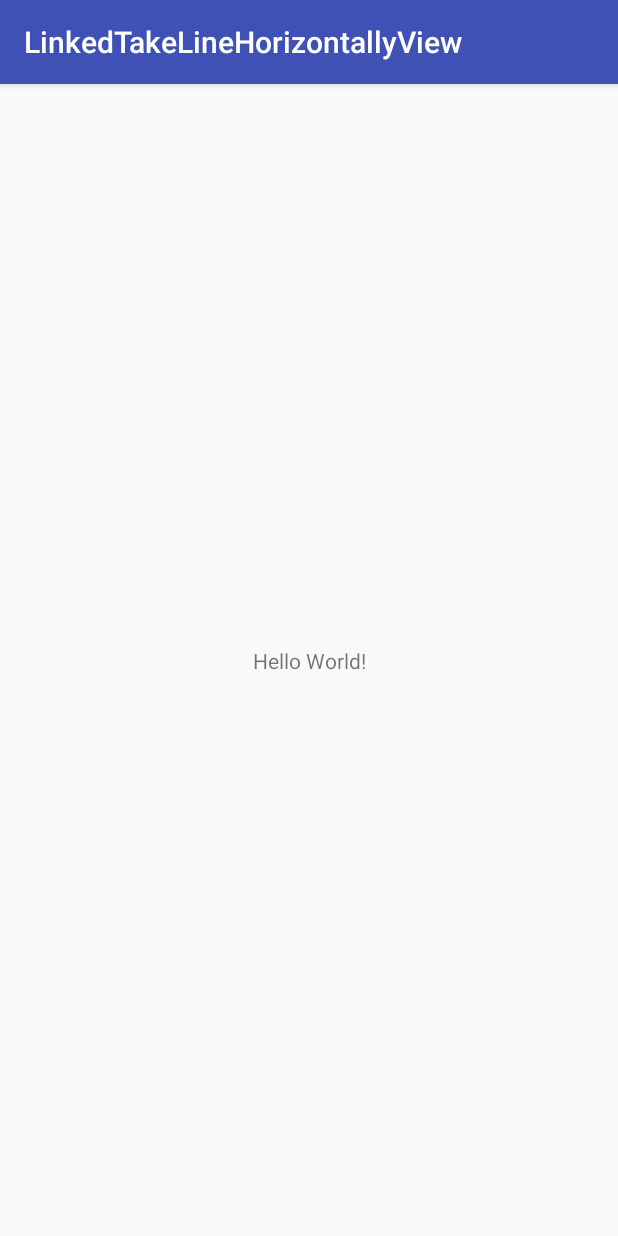
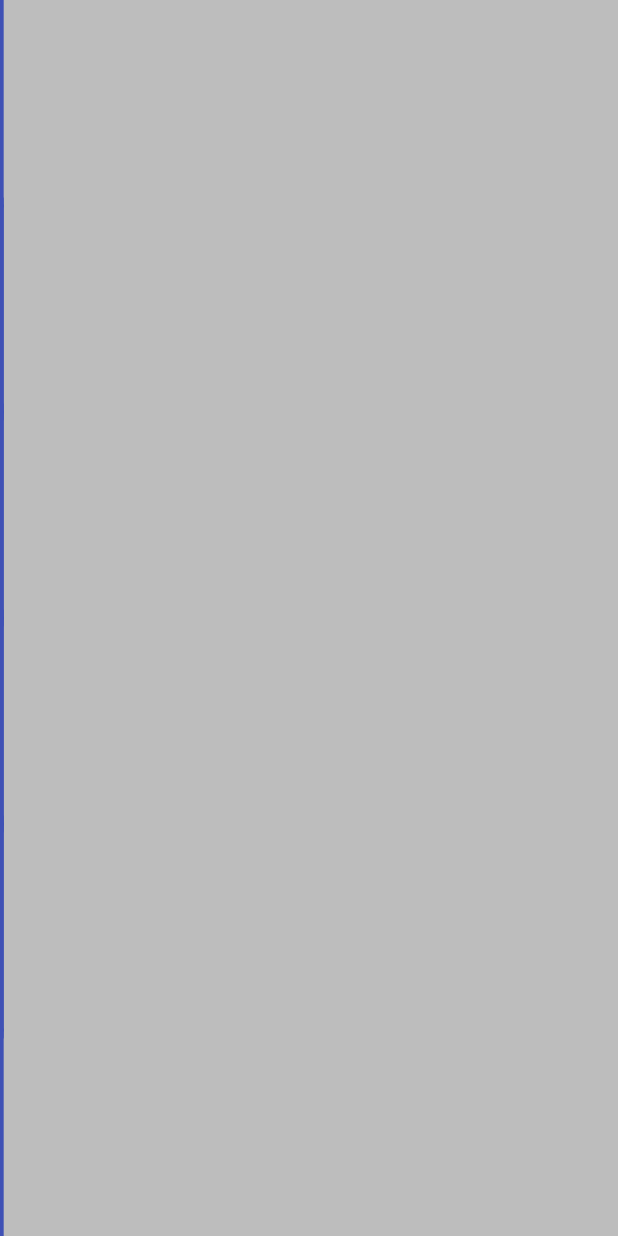
Before and after one commit to Anwesh43/LinkedTakeLineHorizontallyView, an Android app: the screen it shows after launch (MainActivity), on a phone screen of 412 x 824 dp. Run offline under Robolectric (Android 15) with nearby library versions, the phone set to English and light mode, and no system bars.

```diff
--- a/app/build.gradle
+++ b/app/build.gradle
@@ -27,6 +27,7 @@ dependencies {
     androidTestImplementation 'com.android.support.test:runner:1.0.1'
     androidTestImplementation 'com.android.support.test.espresso:espresso-core:3.0.1'
     compile "org.jetbrains.kotlin:kotlin-stdlib-jre7:$kotlin_version"
+    compile project(":takelinehorizontallyview")
 }
 repositories {
     mavenCentral()
--- a/app/src/main/java/com/anwesh/uiprojects/linkedtakelinehorizontallyview/MainActivity.kt
+++ b/app/src/main/java/com/anwesh/uiprojects/linkedtakelinehorizontallyview/MainActivity.kt
@@ -2,11 +2,19 @@ package com.anwesh.uiprojects.linkedtakelinehorizontallyview
 
 import android.support.v7.app.AppCompatActivity
 import android.os.Bundle
+import android.view.WindowManager
+import com.anwesh.uiprojects.takelinehorizontallyview.TakeLineHorizontallyView
 
 class MainActivity : AppCompatActivity() {
 
     override fun onCreate(savedInstanceState: Bundle?) {
         super.onCreate(savedInstanceState)
-        setContentView(R.layout.activity_main)
+        TakeLineHorizontallyView.create(this)
+        fullScreen()
     }
 }
+
+fun MainActivity.fullScreen() {
+    supportActionBar?.hide()
+    window.addFlags(WindowManager.LayoutParams.FLAG_FULLSCREEN)
+}
```
